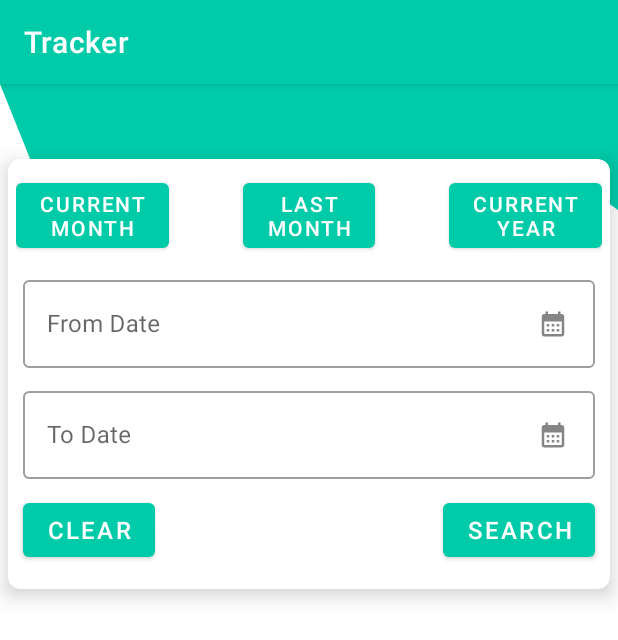
After one commit to Tapan712/Tracker, an Android app: the ReportFormActivity screen opened directly, with no data from a screen before it, on a phone screen of 412 x 824 dp. The commit adds this screen. Shown: the top 640 px of the screen. Run offline under Robolectric (Android 15) with nearby library versions, the phone set to English and light mode, and no system bars.

Commit message:
Report functionality Added

```diff
--- a/app/build.gradle
+++ b/app/build.gradle
@@ -49,4 +49,8 @@ dependencies {
     def multidex_version = "2.0.1"
     implementation "androidx.multidex:multidex:$multidex_version"
 
+    // Chart and graph library
+    implementation 'com.github.blackfizz:eazegraph:1.2.5l@aar'
+    implementation 'com.nineoldandroids:library:2.4.0'
+
 }
--- /dev/null
+++ b/app/src/main/java/com/example/tracker/ReportFormActivity.java
@@ -0,0 +1,129 @@
+package com.example.tracker;
+
+import androidx.appcompat.app.AppCompatActivity;
+
+import android.content.Context;
+import android.content.Intent;
+import android.os.Bundle;
+import android.view.View;
+import android.widget.Button;
+import android.widget.RadioButton;
+import android.widget.Toast;
+
+import com.example.tracker.util.DateUtil;
+import com.example.tracker.util.MyEditTextDatePicker;
+import com.google.android.material.textfield.TextInputEditText;
+import com.google.android.material.textfield.TextInputLayout;
+
+import java.text.ParseException;
+import java.util.Date;
+import java.util.Objects;
+
+public class ReportFormActivity extends AppCompatActivity {
+
+    private Context context=this;
+
+    @Override
+    protected void onCreate(Bundle savedInstanceState) {
+        super.onCreate(savedInstanceState);
+        setContentView(R.layout.activity_report_form);
+        TextInputLayout fdLayout = findViewById(R.id.lbl_fDate);
+        TextInputLayout tdLayout = findViewById(R.id.lbl_To_Date);
+        TextInputEditText txtFromDate = findViewById(R.id.txtDate);
+        txtFromDate.setOnClickListener(new View.OnClickListener() {
+            @Override
+            public void onClick(View view) {
+                MyEditTextDatePicker datePicker = new MyEditTextDatePicker(context, R.id.txtDate);
+                datePicker.onClick(view);
+            }
+        });
+        TextInputEditText txtToDate = findViewById(R.id.txtToDate);
+        txtToDate.setOnClickListener(new View.OnClickListener() {
+            @Override
+            public void onClick(View view) {
+                MyEditTextDatePicker datePicker = new MyEditTextDatePicker(context, R.id.txtToDate);
+                datePicker.onClick(view);
+            }
+        });
+        Button clrBtn = findViewById(R.id.btn_clear);
+        clrBtn.setOnClickListener(new View.OnClickListener() {
+            @Override
+            public void onClick(View view) {
+                Objects.requireNonNull(txtFromDate.getText()).clear();
+                Objects.requireNonNull(txtToDate.getText()).clear();
+            }
+        });
+        Button searchBtn = findViewById(R.id.btnSearch);
+        searchBtn.setOnClickListener(new View.OnClickListener() {
+            @Override
+            public void onClick(View view) {
+                boolean isError = false;
+                String fromDate = Objects.requireNonNull(txtFromDate.getText()).toString();
+                String toDate = Objects.requireNonNull(txtToDate.getText()).toString();
+                Date fd = null;
+                Date td = null;
+                try {
+                    fd = DateUtil.getDate(fromDate);
+                } catch (ParseException e) {
+                    fdLayout.setError("Enter A Valid Date");
+                    isError = true;
+                }
+                try {
+                    td = DateUtil.getDate(toDate);
+                } catch (ParseException e) {
+                    tdLayout.setError("Enter A Valid Date");
+                    isError = true;
+                }
+                if(td!=null&&fd!=null&&td.before(fd)){
+                    tdLayout.setError("Enter Date After FromDate");
+                    isError = true;
+                }
+                if (!isError){
+                    loadReportScreen(fromDate,toDate);
+                }
+            }
+        });
+        Button curMonBtn = findViewById(R.id.btn_current_month);
+        curMonBtn.setOnClickListener(new View.OnClickListener() {
+            @Override
+            public void onClick(View view) {
+                String fromDate = DateUtil.getLastMonEndDate(new Date());
+                String toDate = DateUtil.getNextDateString(new Date());
+                Toast.makeText(getApplicationContext(),
+                                fromDate+"to" + toDate, Toast.LENGTH_SHORT)
+                        .show();
+                loadReportScreen(fromDate,toDate);
+            }
+        });
+        Button prvMonBtn = findViewById(R.id.btn_last_month);
+        prvMonBtn.setOnClickListener(new View.OnClickListener() {
+            @Override
+            public void onClick(View view) {
+                String fromDate = DateUtil.getLastMonStartDate(new Date());
+                String toDate = DateUtil.getLastMonEndDate(new Date());
+                Toast.makeText(getApplicationContext(),
+                                fromDate+"to" + toDate, Toast.LENGTH_SHORT)
+                        .show();
+                loadReportScreen(fromDate,toDate);
+            }
+        });
+        Button curYearBtn = findViewById(R.id.btn_current_year);
+        curYearBtn.setOnClickListener(new View.OnClickListener() {
+            @Override
+            public void onClick(View view) {
+                String fromDate = DateUtil.getCurYearStartDate(new Date());
+                String toDate = DateUtil.getNextDateString(new Date());
+                Toast.makeText(getApplicationContext(),
+                                fromDate+"to" + toDate, Toast.LENGTH_LONG)
+                        .show();
+                loadReportScreen(fromDate,toDate);
+            }
+        });
+    }
+    private void loadReportScreen(String fromDate,String toDate){
+        Intent intent = new Intent(this,ReportScreenActivity.class);
+        intent.putExtra("fromDate",fromDate);
+        intent.putExtra("toDate",toDate);
+        startActivity(intent);
+    }
+}
--- /dev/null
+++ b/app/src/main/res/layout/activity_report_form.xml
@@ -0,0 +1,137 @@
+<?xml version="1.0" encoding="utf-8"?>
+<androidx.constraintlayout.widget.ConstraintLayout xmlns:android="http://schemas.android.com/apk/res/android"
+    xmlns:app="http://schemas.android.com/apk/res-auto"
+    xmlns:tools="http://schemas.android.com/tools"
+    android:layout_width="match_parent"
+    android:layout_height="match_parent"
+    android:background="@drawable/wave"
+    tools:context=".ReportFormActivity">
+
+    <ScrollView
+        android:layout_width="match_parent"
+        android:layout_height="match_parent">
+        <androidx.cardview.widget.CardView
+            android:layout_width="match_parent"
+            android:layout_height="wrap_content"
+            app:layout_constraintEnd_toEndOf="parent"
+            app:layout_constraintStart_toStartOf="parent"
+            app:layout_constraintTop_toTopOf="parent"
+            app:cardCornerRadius="8dp"
+            app:cardElevation="8dp"
+            android:layout_marginTop="50dp"
+            android:layout_marginStart="5dp"
+            android:layout_marginEnd="5dp">
+
+            <androidx.constraintlayout.widget.ConstraintLayout
+                android:layout_width="match_parent"
+                android:layout_height="match_parent">
+
+
+                <RelativeLayout
+                    android:id="@+id/relativeLayout2"
+                    android:layout_width="match_parent"
+                    android:layout_height="wrap_content"
+                    android:layout_gravity="center_horizontal"
+                    android:layout_marginStart="5dp"
+                    android:layout_marginEnd="5dp"
+                    android:layout_marginTop="10dp"
+                    app:layout_constraintEnd_toEndOf="parent"
+                    app:layout_constraintStart_toStartOf="parent"
+                    app:layout_constraintTop_toTopOf="parent">
+
+                    <Button
+                        android:id="@+id/btn_current_month"
+                        android:layout_width="wrap_content"
+                        android:layout_height="wrap_content"
+                        android:layout_alignParentStart="true"
+                        android:text="@string/btn_current_mth" />
+
+                    <Button
+                        android:id="@+id/btn_last_month"
+                        android:layout_width="wrap_content"
+                        android:layout_height="wrap_content"
+                        android:layout_centerInParent="true"
+                        android:text="@string/btn_last_mth" />
+
+                    <Button
+                        android:id="@+id/btn_current_year"
+                        android:layout_width="wrap_content"
+                        android:layout_height="wrap_content"
+                        android:layout_alignParentEnd="true"
+                        android:text="@string/btn_current_year" />
+                </RelativeLayout>
+
+                <com.google.android.material.textfield.TextInputLayout
+                    android:id="@+id/lbl_fDate"
+                    style="@style/Widget.MaterialComponents.TextInputLayout.OutlinedBox"
+                    android:layout_width="match_parent"
+                    android:layout_height="wrap_content"
+                    android:layout_margin="10dp"
+                    android:focusable="false"
+                    app:layout_constraintStart_toStartOf="parent"
+                    app:layout_constraintTop_toBottomOf="@id/relativeLayout2">
+
+                    <com.google.android.material.textfield.TextInputEditText
+                        android:id="@+id/txtDate"
+                        android:layout_width="match_parent"
+                        android:layout_height="wrap_content"
+                        android:focusable="false"
+                        android:drawableEnd="@drawable/calender_icon"
+                        android:hint="@string/lbl_from" />
+                </com.google.android.material.textfield.TextInputLayout>
+
+                <com.google.android.material.textfield.TextInputLayout
+                    android:id="@+id/lbl_To_Date"
+                    style="@style/Widget.MaterialComponents.TextInputLayout.OutlinedBox"
+                    android:layout_width="match_parent"
+                    android:layout_height="wrap_content"
+                    android:layout_margin="10dp"
+                    app:layout_constraintStart_toStartOf="parent"
+                    android:focusable="false"
+                    app:layout_constraintTop_toBottomOf="@id/lbl_fDate">
+
+                    <com.google.android.material.textfield.TextInputEditText
+                        android:id="@+id/txtToDate"
+                        android:layout_width="match_parent"
+                        android:layout_height="wrap_content"
+                        android:focusable="false"
+                        android:drawableEnd="@drawable/calender_icon"
+                        android:hint="@string/lbl_to" />
+                </com.google.android.material.textfield.TextInputLayout>
+
+                <RelativeLayout
+                    android:id="@+id/relativeLayout"
+                    android:layout_width="match_parent"
+                    android:layout_height="wrap_content"
+                    android:layout_marginTop="10dp"
+                    android:layout_marginBottom="15dp"
+                    app:layout_constraintBottom_toBottomOf="parent"
+                    app:layout_constraintEnd_toEndOf="parent"
+                    app:layout_constraintStart_toStartOf="parent"
+                    app:layout_constraintTop_toBottomOf="@id/lbl_To_Date"
+                    app:layout_constraintVertical_chainStyle="packed">
+
+                    <Button
+                        android:id="@+id/btnSearch"
+                        android:layout_width="wrap_content"
+                        android:layout_height="wrap_content"
+                        android:layout_alignParentEnd="true"
+                        android:layout_marginEnd="10dp"
+                        android:text="@string/lbl_search"
+                        android:textSize="16sp" />
+
+                    <Button
+                        android:id="@+id/btn_clear"
+                        android:layout_width="wrap_content"
+                        android:layout_height="wrap_content"
+                        android:layout_alignParentStart="true"
+                        android:layout_marginStart="10dp"
+                        android:text="@string/lbl_clear"
+                        android:textSize="16sp" />
+
+                </RelativeLayout>
+            </androidx.constraintlayout.widget.ConstraintLayout>
+        </androidx.cardview.widget.CardView>
+    </ScrollView>
+
+</androidx.constraintlayout.widget.ConstraintLayout>
--- a/app/src/main/res/layout/activity_transaction_dashboard.xml
+++ b/app/src/main/res/layout/activity_transaction_dashboard.xml
@@ -277,6 +277,7 @@
 
         </androidx.cardview.widget.CardView>
         <androidx.cardview.widget.CardView
+            android:id="@+id/report"
             android:layout_width="wrap_content"
             android:layout_height="wrap_content"
             android:layout_column="1"
--- a/app/src/main/res/values/strings.xml
+++ b/app/src/main/res/values/strings.xml
@@ -6,8 +6,10 @@
     <string name="desc_login">Login Button</string>
     <!--    dashboard labels-->
     <string name="lbl_expense">EXPENSE</string>
+    <string name="lbl_expense_small">Expense</string>
     <string name="lbl_earning">EARNING</string>
     <string name="lbl_balance">BALANCE</string>
+    <string name="lbl_balance_small">Balance</string>
     <string name="lbl_all">ALL</string>
     <string name="lbl_deposit">DEPOSIT</string>
     <string name="lbl_type">Type</string>
@@ -37,6 +39,7 @@
     <string name="lbl_dep_from">From</string>
     <string name="lbl_dep_amount">Amount</string>
     <string name="lbl_vw_nos">nos X</string>
+    <string name="lbl_rep_header">Category wise Expense</string>
 
     <!--    buttons-->
     <string name="btn_current_mth">Current\nmonth</string>
```
Also changed, not shown: app/src/main/AndroidManifest.xml (+8 -2 lines), app/src/main/java/com/example/tracker/ReportScreenActivity.java (added, +91 -0 lines), app/src/main/java/com/example/tracker/TransactionDashboardActivity.java (+11 -0 lines), app/src/main/java/com/example/tracker/adapter/ReportCatAdapter.java (added, +55 -0 lines), app/src/main/java/com/example/tracker/dto/CatData.java (added, +22 -0 lines), app/src/main/res/layout/activity_report_screen.xml (added, +162 -0 lines), app/src/main/res/layout/cat_item_row.xml (added, +42 -0 lines), app/src/main/res/values/colors.xml (+7 -0 lines).
